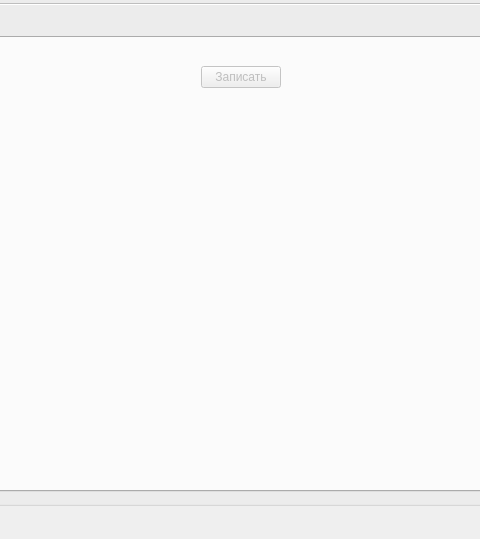
Old version of the form mainwindow.ui in the repository vlarry/emulator; both pictures show x 280 to 760 and y 224 to 763 of the 1276 by 763 pixel window.
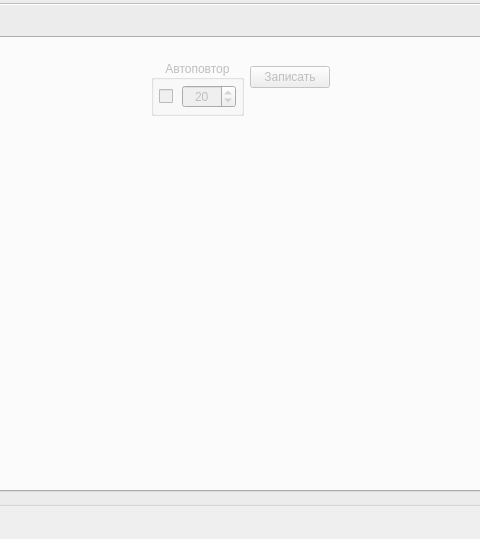
New version of the form. The open tabs and pages were chosen to show the change. Icons and pictures are not drawn. Custom widgets are drawn as their Qt base class.

Commit message: Добавление автоповтора отправки команды чтения расширенных регистров входов (МИК-01).

What changed in the file:
```diff
--- a/mainwindow.ui
+++ b/mainwindow.ui
@@ -4136,6 +4136,89 @@
                  </property>
                 </spacer>
                </item>
+               <item>
+                <layout class="QVBoxLayout" name="verticalLayout_22">
+                 <item>
+                  <widget class="QGroupBox" name="gboxAutorepeatInputMIK">
+                   <property name="enabled">
+                    <bool>false</bool>
+                   </property>
+                   <property name="sizePolicy">
+                    <sizepolicy hsizetype="Expanding" vsizetype="Fixed">
+                     <horstretch>0</horstretch>
+                     <verstretch>0</verstretch>
+                    </sizepolicy>
+                   </property>
+                   <property name="title">
+                    <string>Автоповтор</string>
+                   </property>
+                   <property name="alignment">
+                    <set>Qt::AlignCenter</set>
+                   </property>
+                   <layout class="QVBoxLayout" name="verticalLayout_9">
+                    <property name="spacing">
+                     <number>5</number>
+                    </property>
+                    <property name="leftMargin">
+                     <number>5</number>
+                    </property>
+                    <property name="topMargin">
+                     <number>5</number>
+                    </property>
+                    <property name="rightMargin">
+                     <number>5</number>
+                    </property>
+                    <property name="bottomMargin">
+                     <number>5</number>
+                    </property>
+                    <item>
+                     <layout class="QGridLayout" name="gridLayout_7">
+                      <item row="0" column="1">
+                       <widget class="QSpinBox" name="sbRepeatInputsMIK">
+                        <property name="alignment">
+                         <set>Qt::AlignCenter</set>
+                        </property>
+                        <property name="minimum">
+                         <number>10</number>
+                        </property>
+                        <property name="maximum">
+                         <number>1000</number>
+                        </property>
+                        <property name="singleStep">
+                         <number>10</number>
+                        </property>
+                        <property name="value">
+                         <number>20</number>
+                        </property>
+                       </widget>
+                      </item>
+                      <item row="0" column="0">
+                       <widget class="QCheckBox" name="cboxRepeatInputsMIK">
+                        <property name="text">
+                         <string/>
+                        </property>
+                       </widget>
+                      </item>
+                     </layout>
+                    </item>
+                   </layout>
+                  </widget>
+                 </item>
+                 <item>
+                  <spacer name="verticalSpacer_4">
+                   <property name="orientation">
+                    <enum>Qt::Vertical</enum>
+                   </property>
+                   <property name="sizeHint" stdset="0">
+                    <size>
+                     <width>20</width>
+                     <height>40</height>
+                    </size>
+                   </property>
+                  </spacer>
+                 </item>
+                </layout>
+               </item>
                <item>
                 <layout class="QVBoxLayout" name="verticalLayout_8">
                  <item>
```
Left out of the diff: 2 changed lines with no effect on the pictures. The commit also changes 1 other file.
